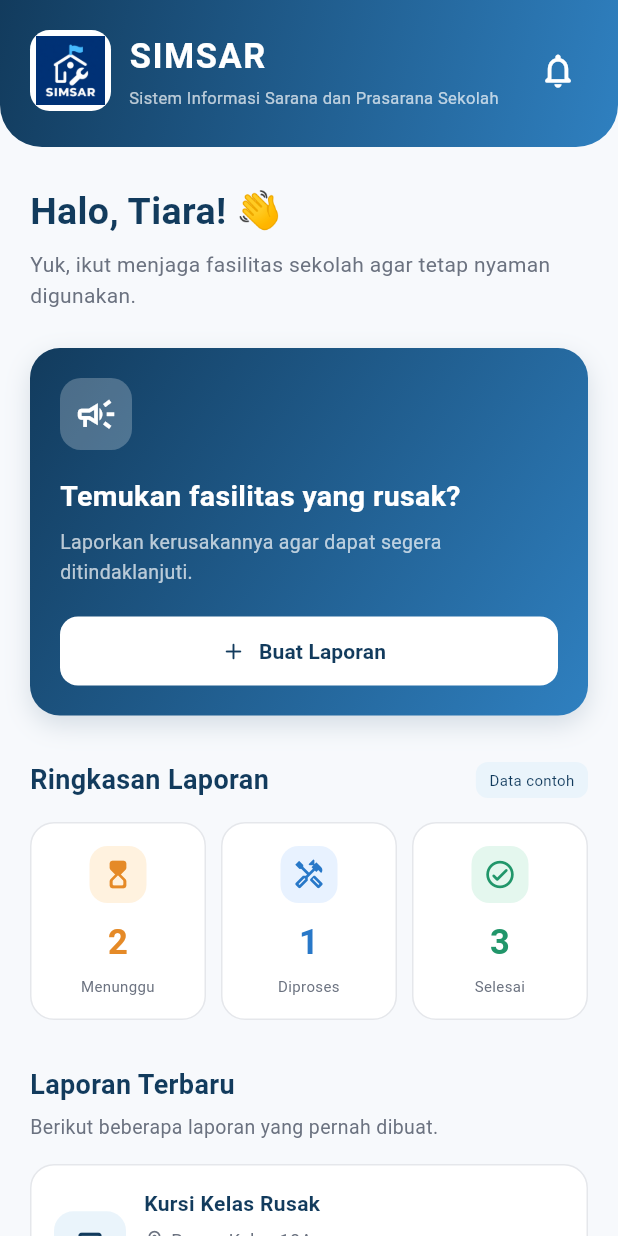
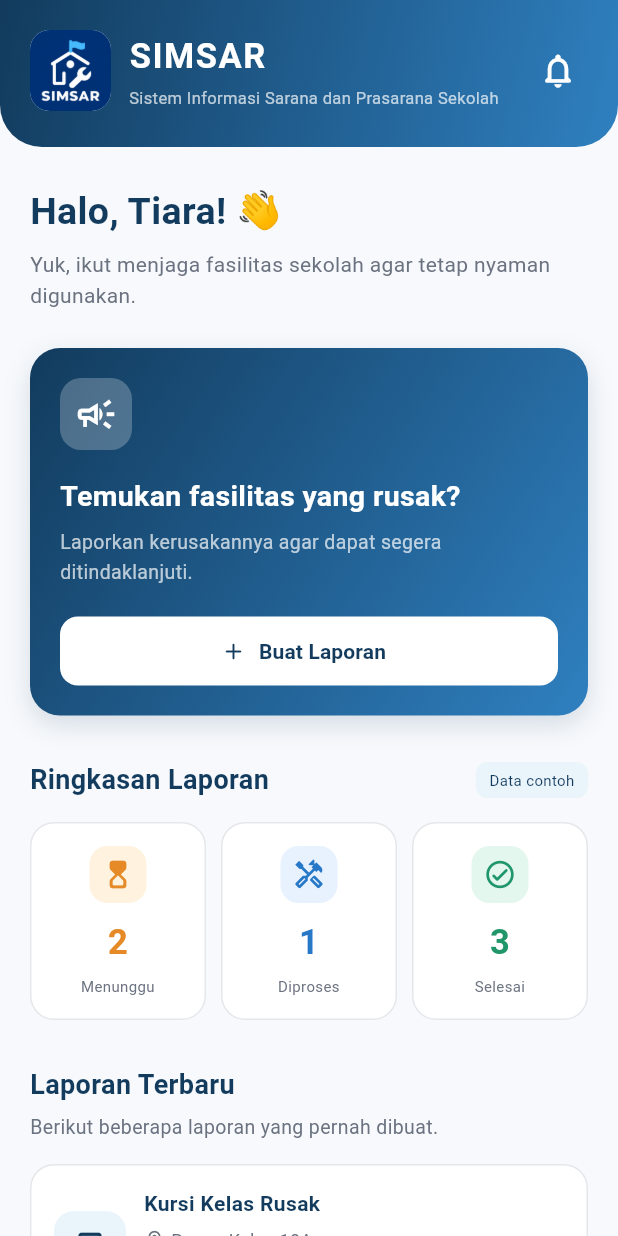
Before and after one commit to Tiara-dwi-priliantika/SIMSAR, a Flutter app: the HomeScreen screen opened directly, on a phone screen of 412 x 824 dp. Run offline on Flutter 3.47's test engine with Material 3 defaults, Android fonts, the phone set to English and light mode, and no system bars.

Commit message:
home_screen.dart

```diff
--- a/lib/screens/siswa/home_screen.dart
+++ b/lib/screens/siswa/home_screen.dart
@@ -20,10 +20,7 @@ class HomeScreen extends StatelessWidget {
                 padding: const EdgeInsets.fromLTRB(20, 20, 16, 24),
                 decoration: const BoxDecoration(
                   gradient: LinearGradient(
-                    colors: [
-                      AppColors.navy,
-                      AppColors.blue,
-                    ],
+                    colors: [AppColors.navy, AppColors.blue],
                     begin: Alignment.topLeft,
                     end: Alignment.bottomRight,
                   ),
@@ -38,14 +35,17 @@ class HomeScreen extends StatelessWidget {
                     Container(
                       width: 54,
                       height: 54,
-                      padding: const EdgeInsets.all(4),
+                      clipBehavior: Clip.antiAlias,
                       decoration: BoxDecoration(
                         color: Colors.white,
                         borderRadius: BorderRadius.circular(13),
                       ),
                       child: Image.asset(
                         'assets/logo_simsar.png',
-                        fit: BoxFit.contain,
+                        width: 54,
+                        height: 54,
+                        fit: BoxFit.cover,
+                        alignment: Alignment.center,
                       ),
                     ),
                     const SizedBox(width: 12),
@@ -133,10 +133,7 @@ class HomeScreen extends StatelessWidget {
                       padding: const EdgeInsets.all(20),
                       decoration: BoxDecoration(
                         gradient: const LinearGradient(
-                          colors: [
-                            AppColors.navy,
-                            AppColors.blue,
-                          ],
+                          colors: [AppColors.navy, AppColors.blue],
                           begin: Alignment.topLeft,
                           end: Alignment.bottomRight,
                         ),
```
